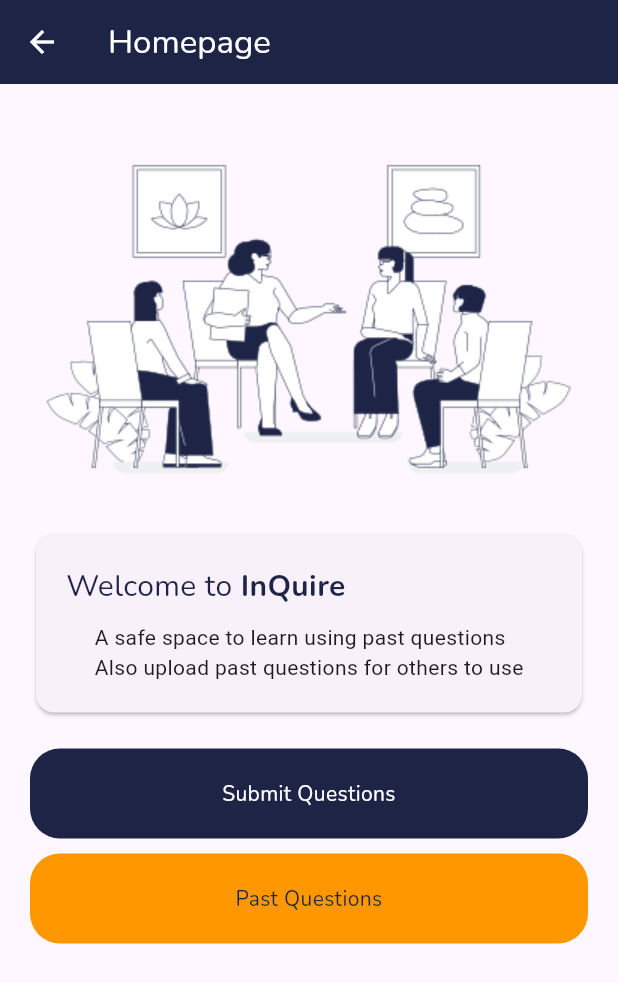
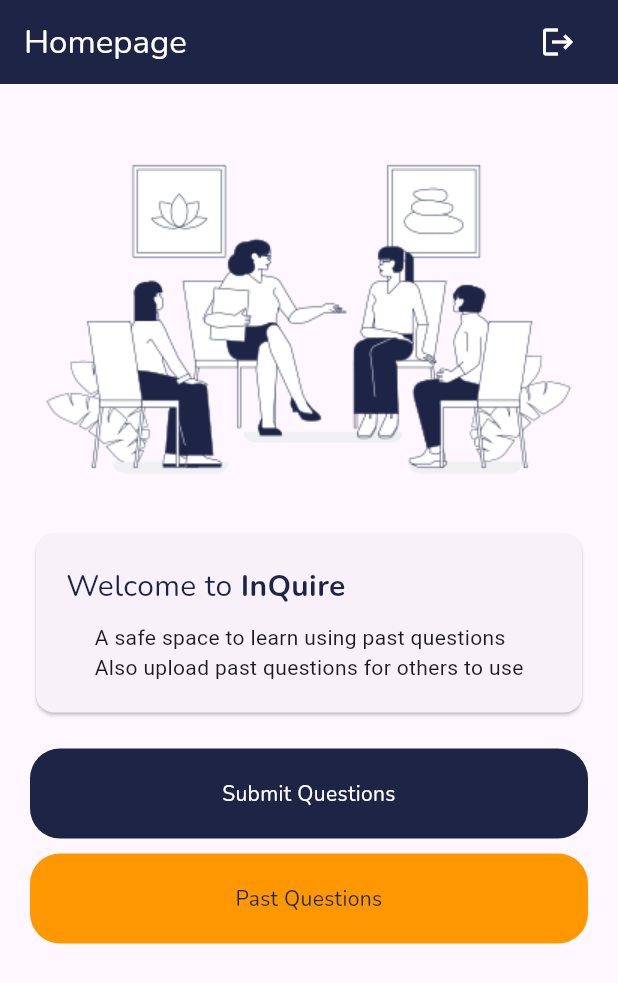
Before and after one commit to Chris-Eminence/inquire, a Flutter app: the Homepage screen opened directly, on a phone screen of 412 x 824 dp. Shown: the top 983 px of the screen. Run offline on Flutter 3.47's test engine with Material 3 defaults, Android fonts, the phone set to English and light mode, and no system bars; our stand-ins replace firebase_auth, firebase_core, google_fonts, shared_preferences, smooth_page_indicator; accounts and stored records are empty; network calls fail.

Commit message:
application done

```diff
--- a/lib/main.dart
+++ b/lib/main.dart
@@ -1,6 +1,8 @@
 import 'package:firebase_core/firebase_core.dart';
 import 'package:flutter/material.dart';
 import 'package:inquire/firebase_options.dart';
+import 'package:inquire/screens/add_question_pages/hci_question.dart';
+import 'package:inquire/screens/answer_pages/hci_past_questions.dart';
 import 'package:inquire/screens/authentication_screens/login_screen.dart';
 import 'package:inquire/screens/authentication_screens/registration_screen.dart';
 import 'package:inquire/screens/onboarding_screens/splash_screen.dart';
@@ -30,7 +32,7 @@
         colorScheme: ColorScheme.fromSeed(seedColor: Colors.deepPurple),
         useMaterial3: true,
       ),
-      home: LoginScreen(),
+      home: SplashScreen(),
     );
   }
 }
--- a/lib/models/authentication_model.dart
+++ b/lib/models/authentication_model.dart
@@ -16,7 +16,8 @@
 
 Future<UserCredential> signUpWithEmailAndPassword(String email, String password) async {
   try {
-    UserCredential userCredential = await FirebaseAuth.instance.createUserWithEmailAndPassword(
+    UserCredential userCredential = await FirebaseAuth.instance
+        .createUserWithEmailAndPassword(
       email: email,
       password: password,
     );
@@ -27,3 +28,6 @@
     throw e;
   }
 }
+ logoutUser() async {
+   await FirebaseAuth.instance.signOut();
+}
--- a/lib/screens/authentication_screens/registration_screen.dart
+++ b/lib/screens/authentication_screens/registration_screen.dart
@@ -87,7 +87,7 @@
                       onPressed: isLoading ? null : () async => await _register(),
                       buttonText: isLoading
                           ? Container(
-                            margin: EdgeInsets.symmetric(horizontal: 150),
+                            margin: EdgeInsets.symmetric(horizontal: 153),
                             child: const CircularProgressIndicator(
                               color: Colors.white,
 
@@ -144,7 +144,7 @@
       print("Signed in: ${userCredential.user?.uid}");
 
       // Navigate to the homepage or handle success as needed
-      Navigator.push(context, MaterialPageRoute(builder: (context) => const Homepage()));
+      Navigator.pushReplacement(context, MaterialPageRoute(builder: (context) => const Homepage()));
     } catch (e) {
       // Handle errors
       print('Some error occurred, contact support: $e');
--- a/lib/screens/home_page.dart
+++ b/lib/screens/home_page.dart
@@ -1,7 +1,9 @@
 import 'package:flutter/material.dart';
 import 'package:google_fonts/google_fonts.dart';
+import 'package:inquire/models/authentication_model.dart';
 import 'package:inquire/screens/add_question_pages/question_courses_screen.dart';
 import 'package:inquire/screens/answer_pages/answer_courses_screen.dart';
+import 'package:inquire/screens/authentication_screens/login_screen.dart';
 import 'package:inquire/widgets/home_screen_button.dart';
 
 class Homepage extends StatelessWidget {
@@ -11,9 +13,18 @@
   Widget build(BuildContext context) {
     return Scaffold(
         appBar: AppBar(
-          title: Text(
-            'Homepage',
-            style: GoogleFonts.nunito(color: Colors.white),
+          title: Row(
+            mainAxisAlignment: MainAxisAlignment.spaceBetween,
+            children: [
+              Text(
+                'Homepage',
+                style: GoogleFonts.nunito(color: Colors.white),
+              ),
+              IconButton(onPressed: (){
+                logoutUser();
+                Navigator.pushReplacement(context, MaterialPageRoute(builder: (context)=> LoginScreen()));
+              }, icon: Icon(Icons.logout))
+            ],
           ),
           backgroundColor: const Color(0xFF1D2445),
         ),
@@ -88,8 +99,8 @@
                         buttonText: 'Past Questions',
                         buttonTextColor: const Color(0xFF1D2445),
                         buttonColor: Colors.orange,
-                      )
-                    ],
+                      ),
+                      ],
                   )
                 ]),
           ),
--- a/pubspec.yaml
+++ b/pubspec.yaml
@@ -38,6 +38,7 @@
   google_fonts: ^6.1.0
   smooth_page_indicator: ^1.1.0
   http: ^1.1.2
+  shared_preferences: ^2.2.2
   firebase_auth: ^4.15.3
   firebase_core: ^2.24.2
 
```
Also changed, not shown: lib/screens/add_question_pages/hci_question.dart (+6 -3 lines), lib/screens/authentication_screens/login_screen.dart (+6 -2 lines), lib/screens/onboarding_screens/splash_screen.dart (+15 -3 lines), pubspec.lock, 1 other file.
